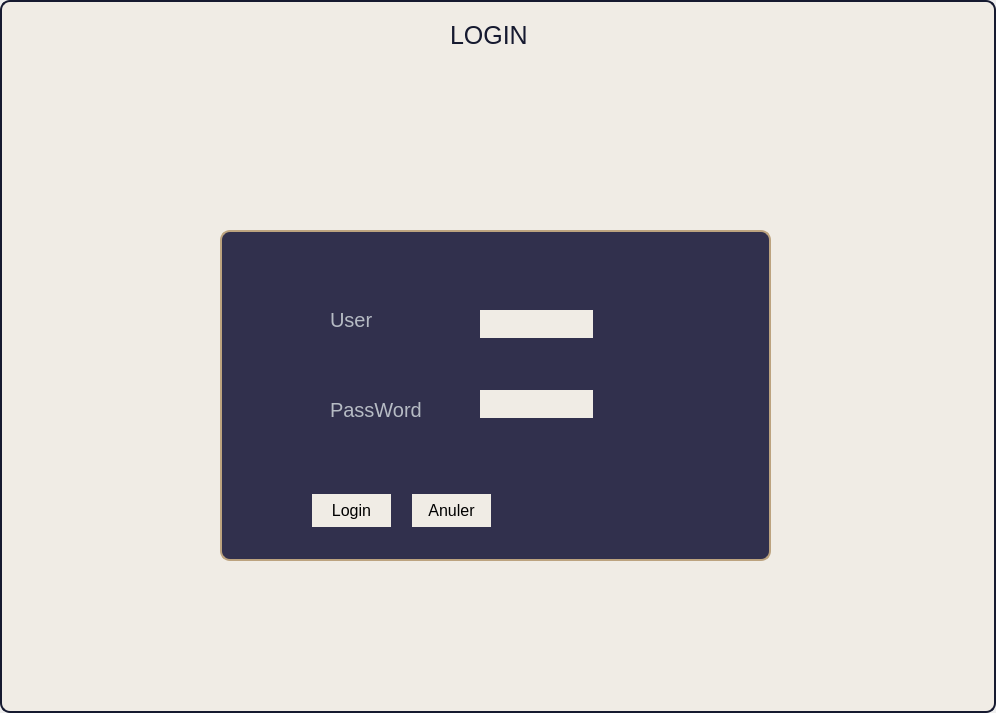
Above: gestion/login.ui from blackjack465/QT-Project before the change. Below: the same form after it.
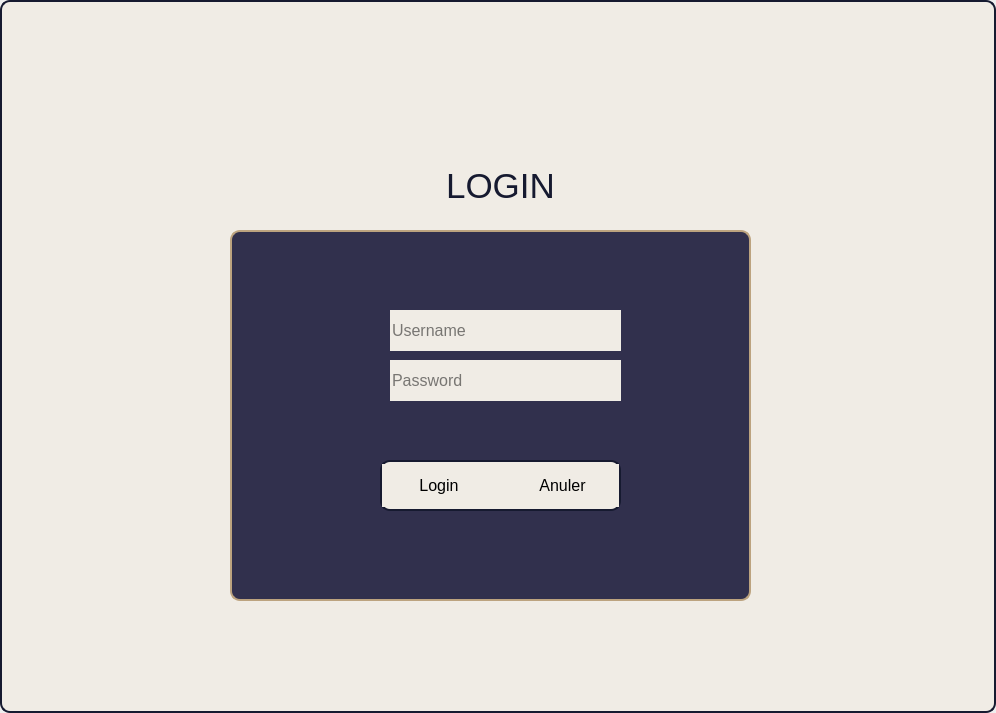
That is the form after the change.

Patch:
```diff
--- a/gestion/login.ui
+++ b/gestion/login.ui
@@ -24,10 +24,10 @@
    <widget class="QGroupBox" name="groupBox">
     <property name="geometry">
      <rect>
-      <x>220</x>
+      <x>230</x>
       <y>230</y>
-      <width>551</width>
-      <height>331</height>
+      <width>521</width>
+      <height>371</height>
      </rect>
     </property>
     <property name="styleSheet">
@@ -38,55 +38,100 @@
     background-color: #31304D; 
 }</string>
     </property>
-    <widget class="QLabel" name="Userlabel">
+    <widget class="QWidget" name="horizontalLayoutWidget">
      <property name="geometry">
       <rect>
-       <x>110</x>
-       <y>80</y>
-       <width>91</width>
-       <height>20</height>
+       <x>150</x>
+       <y>230</y>
+       <width>241</width>
+       <height>51</height>
       </rect>
      </property>
-     <property name="styleSheet">
-      <string notr="true">QLabel {
-    font-size: 20px;
-    color: #B6BBC4;
-    border : 0;
-	background-color: transparent;
+     <layout class="QHBoxLayout" name="horizontalLayout">
+      <item>
+       <widget class="QPushButton" name="LoginButton">
+        <property name="sizePolicy">
+         <sizepolicy hsizetype="Minimum" vsizetype="Preferred">
+          <horstretch>0</horstretch>
+          <verstretch>0</verstretch>
+         </sizepolicy>
+        </property>
+        <property name="styleSheet">
+         <string notr="true">/* Estilo para los botones (QPushButton) */
+
+QPushButton {
+    font-size: 16px;
+    background-color: #F0ECE5; /* Fondo marrón */
+    color: black; /* Texto color negro */
+    border: none;
+    border-radius: 0;
+    text-align: center;
+    text-decoration: none;
+    display: inline-block;
+    margin: 4px 2px;
+    cursor: pointer;
+    transition: background-color 0.3s, color 0.3s; /* Transición suave */
+}
+
+/* Cambio de color al pasar el ratón sobre el botón */
+QPushButton:hover {
+    background-color: #31304D; 
+    color: white; 
+	border : 1px solid #F0ECE5;
+    border-radius: 5px;
 }</string>
-     </property>
-     <property name="text">
-      <string>User</string>
-     </property>
-    </widget>
-    <widget class="QLabel" name="PassWordlabel">
-     <property name="geometry">
-      <rect>
-       <x>110</x>
-       <y>170</y>
-       <width>91</width>
-       <height>20</height>
-      </rect>
-     </property>
-     <property name="styleSheet">
-      <string notr="true">QLabel {
-    font-size: 20px;
-    color: #B6BBC4;
-    border : 0;
-	background-color: transparent;
+        </property>
+        <property name="text">
+         <string>Login</string>
+        </property>
+       </widget>
+      </item>
+      <item>
+       <widget class="QPushButton" name="pushButton">
+        <property name="sizePolicy">
+         <sizepolicy hsizetype="Minimum" vsizetype="Preferred">
+          <horstretch>0</horstretch>
+          <verstretch>0</verstretch>
+         </sizepolicy>
+        </property>
+        <property name="styleSheet">
+         <string notr="true">/* Estilo para los botones (QPushButton) */
+QPushButton {
+    font-size: 16px;
+    background-color: #F0ECE5; /* Fondo marrón */
+    color: black; /* Texto color negro */
+    border: none;
+    border-radius: 0;
+    text-align: center;
+    text-decoration: none;
+    display: inline-block;
+    margin: 4px 2px;
+    cursor: pointer;
+    transition: background-color 0.3s, color 0.3s; /* Transición suave */
+}
+
+/* Cambio de color al pasar el ratón sobre el botón */
+QPushButton:hover {
+    background-color: #31304D; 
+    color: white; 
+	border : 1px solid #F0ECE5;
+    border-radius: 5px;
 }</string>
-     </property>
-     <property name="text">
-      <string>PassWord</string>
-     </property>
+        </property>
+        <property name="text">
+         <string>Anuler</string>
+        </property>
+       </widget>
+      </item>
+     </layout>
     </widget>
     <widget class="QLineEdit" name="UserlineEdit">
      <property name="geometry">
       <rect>
-       <x>260</x>
+       <x>160</x>
        <y>80</y>
-       <width>113</width>
-       <height>28</height>
+       <width>231</width>
+       <height>41</height>
       </rect>
      </property>
      <property name="styleSheet">
@@ -105,14 +150,17 @@
     
 }</string>
      </property>
+     <property name="placeholderText">
+      <string>Username</string>
+     </property>
     </widget>
     <widget class="QLineEdit" name="PassWordlineEdit">
      <property name="geometry">
       <rect>
-       <x>260</x>
-       <y>160</y>
-       <width>113</width>
-       <height>28</height>
+       <x>160</x>
+       <y>130</y>
+       <width>231</width>
+       <height>41</height>
       </rect>
      </property>
      <property name="styleSheet">
@@ -131,94 +179,27 @@
     
 }</string>
      </property>
-    </widget>
-    <widget class="QPushButton" name="LoginButton">
-     <property name="geometry">
-      <rect>
-       <x>90</x>
-       <y>260</y>
-       <width>83</width>
-       <height>41</height>
-      </rect>
+     <property name="inputMethodHints">
+      <set>Qt::ImhHiddenText</set>
      </property>
-     <property name="styleSheet">
-      <string notr="true">/* Estilo para los botones (QPushButton) */
-QPushButton {
-    font-size: 16px;
-    background-color: #F0ECE5; /* Fondo marrón */
-    color: black; /* Texto color negro */
-    border: none;
-    border-radius: 0;
-    text-align: center;
-    text-decoration: none;
-    display: inline-block;
-    margin: 4px 2px;
-    cursor: pointer;
-    transition: background-color 0.3s, color 0.3s; /* Transición suave */
-}
-
-/* Cambio de color al pasar el ratón sobre el botón */
-QPushButton:hover {
-    background-color: #31304D; 
-    color: white; 
-	border : 1px solid #F0ECE5;
-    border-radius: 5px;
-}</string>
-     </property>
-     <property name="text">
-      <string>Login</string>
-     </property>
-    </widget>
-    <widget class="QPushButton" name="pushButton">
-     <property name="geometry">
-      <rect>
-       <x>190</x>
-       <y>260</y>
-       <width>83</width>
-       <height>41</height>
-      </rect>
-     </property>
-     <property name="styleSheet">
-      <string notr="true">/* Estilo para los botones (QPushButton) */
-QPushButton {
-    font-size: 16px;
-    background-color: #F0ECE5; /* Fondo marrón */
-    color: black; /* Texto color negro */
-    border: none;
-    border-radius: 0;
-    text-align: center;
-    text-decoration: none;
-    display: inline-block;
-    margin: 4px 2px;
-    cursor: pointer;
-    transition: background-color 0.3s, color 0.3s; /* Transición suave */
-}
-
-/* Cambio de color al pasar el ratón sobre el botón */
-QPushButton:hover {
-    background-color: #31304D; 
-    color: white; 
-	border : 1px solid #F0ECE5;
-    border-radius: 5px;
-}</string>
-     </property>
-     <property name="text">
-      <string>Anuler</string>
+     <property name="placeholderText">
+      <string>Password</string>
      </property>
     </widget>
    </widget>
    <widget class="QLabel" name="titre">
     <property name="geometry">
      <rect>
-      <x>450</x>
-      <y>20</y>
-      <width>81</width>
+      <x>390</x>
+      <y>170</y>
+      <width>221</width>
       <height>31</height>
      </rect>
     </property>
     <property name="styleSheet">
      <string notr="true">QLabel {
-    font-size: 25px;
+	font: 700 26pt &quot;Times New Roman&quot;;
+    font-size: 35px;
     color: #161A30;
     border : 0;
 	background-color: transparent;
@@ -227,6 +208,9 @@
     <property name="text">
      <string>LOGIN</string>
     </property>
+    <property name="alignment">
+     <set>Qt::AlignCenter</set>
+    </property>
    </widget>
   </widget>
  </widget>
```
